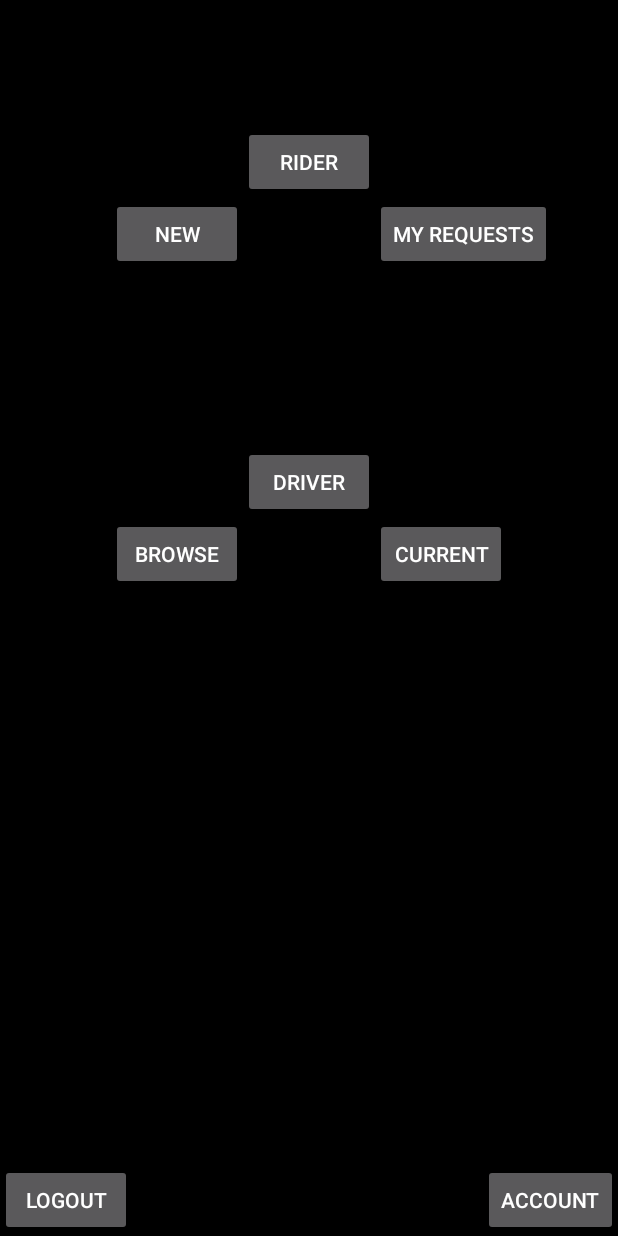
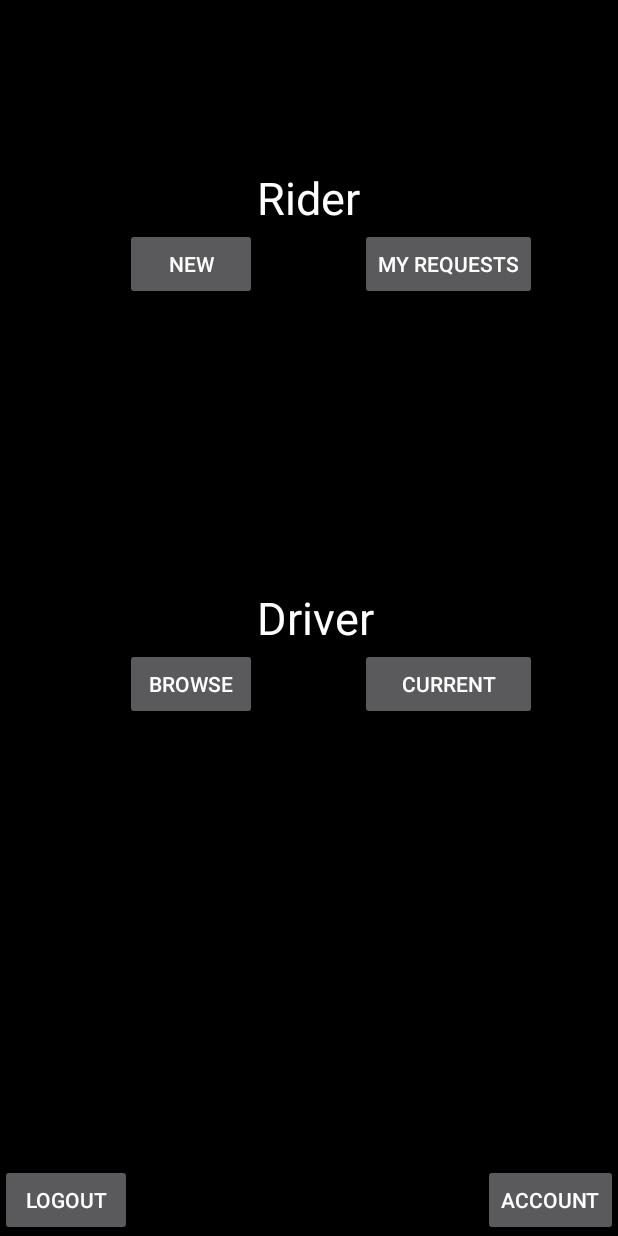
Before and after one commit to CMPUT301F16T17-D03/Include-Bucket, an Android app: the MainMenuActivity screen opened directly, with no data from a screen before it, on a phone screen of 412 x 824 dp. Run offline under Robolectric (Android 15) with nearby library versions, the phone set to English and light mode, and no system bars.

Commit message:
fixed a button

```diff
--- a/app/src/main/res/layout/mainmenu.xml
+++ b/app/src/main/res/layout/mainmenu.xml
@@ -7,46 +7,29 @@
     android:background="#000000">
 
     <Button
-        android:text="Rider"
-        android:layout_width="wrap_content"
-        android:layout_height="wrap_content"
-        android:layout_alignParentTop="true"
-        android:layout_centerHorizontal="true"
-        android:layout_marginTop="84dp"
-        android:id="@+id/Rider" />
-
-    <Button
         android:text="@string/new_button"
         android:layout_width="wrap_content"
         android:layout_height="wrap_content"
         android:id="@+id/newRequest"
-        android:layout_below="@+id/Rider"
-        android:layout_alignStart="@+id/Browse" />
+        android:layout_alignTop="@+id/MyRequests"
+        android:layout_toStartOf="@+id/RiderText" />
 
     <Button
         android:text="My Requests"
         android:layout_width="wrap_content"
         android:layout_height="wrap_content"
         android:id="@+id/MyRequests"
-        android:layout_above="@+id/Driver"
-        android:layout_toEndOf="@+id/Rider" />
-
-    <Button
-        android:text="Driver"
-        android:layout_width="wrap_content"
-        android:layout_height="wrap_content"
-        android:layout_marginTop="117dp"
-        android:id="@+id/Driver"
-        android:layout_below="@+id/newRequest"
-        android:layout_toStartOf="@+id/MyRequests" />
+        android:layout_below="@+id/RiderText"
+        android:layout_toEndOf="@+id/RiderText" />
 
     <Button
         android:text="Current"
         android:layout_width="wrap_content"
         android:layout_height="wrap_content"
         android:id="@+id/Current"
-        android:layout_below="@+id/Driver"
-        android:layout_toEndOf="@+id/Driver" />
+        android:layout_below="@+id/DriverText"
+        android:layout_alignEnd="@+id/MyRequests"
+        android:layout_toEndOf="@+id/RiderText" />
 
     <Button
         android:text="Logout"
@@ -69,6 +52,27 @@
         android:layout_width="wrap_content"
         android:layout_height="wrap_content"
         android:id="@+id/Browse"
-        android:layout_below="@+id/Driver"
-        android:layout_toStartOf="@+id/Driver" />
+        android:layout_below="@+id/DriverText"
+        android:layout_toStartOf="@+id/DriverText" />
+
+    <TextView
+        android:layout_width="wrap_content"
+        android:layout_height="wrap_content"
+        android:textAppearance="?android:attr/textAppearanceLarge"
+        android:text="Rider"
+        android:id="@+id/RiderText"
+        android:layout_alignParentTop="true"
+        android:layout_centerHorizontal="true"
+        android:layout_marginTop="111dp"
+        android:textSize="30dp" />
+
+    <TextView
+        android:layout_width="wrap_content"
+        android:layout_height="wrap_content"
+        android:textAppearance="?android:attr/textAppearanceLarge"
+        android:text="Driver"
+        android:id="@+id/DriverText"
+        android:layout_centerVertical="true"
+        android:layout_alignStart="@+id/RiderText"
+        android:textSize="30dp" />
 </RelativeLayout>
```
